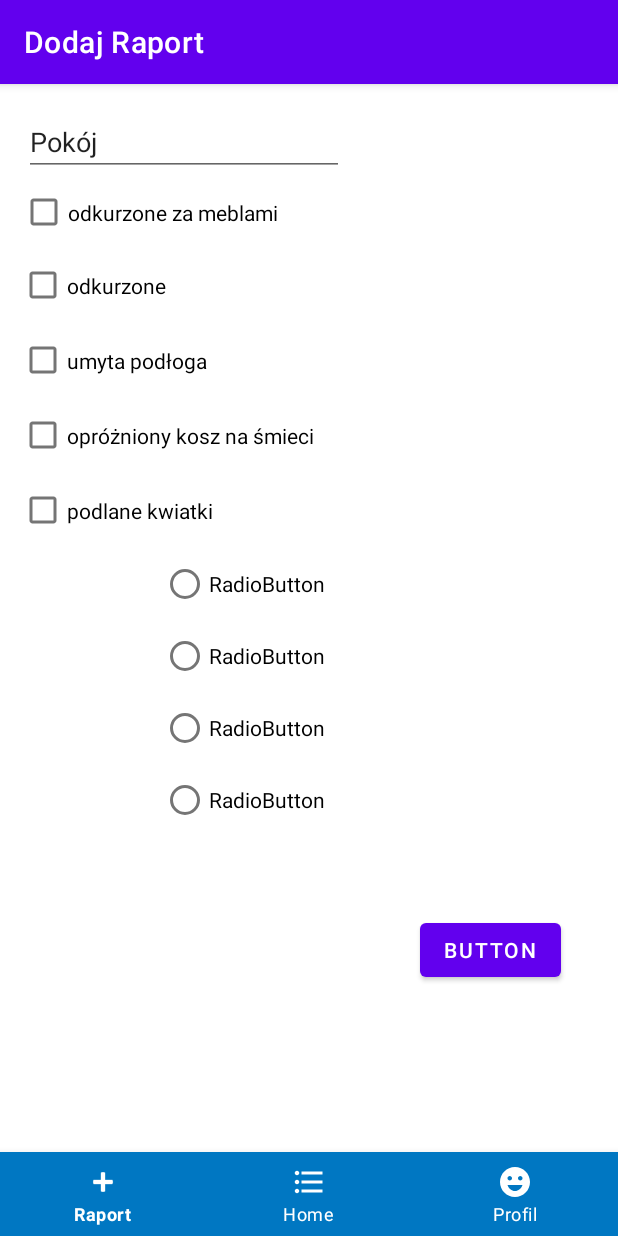
After one commit to Veniujk/RaportTI, an Android app: the RaportFragment screen opened through its navigation route, on a phone screen of 412 x 824 dp. The commit adds this screen. Run offline under Robolectric (Android 15) with nearby library versions, the phone set to English and light mode, and no system bars; our stand-ins replace Firebase (no records; nobody signed in at launch, a user with empty details on screens opened directly), navigation-ui.

Commit message:
szkic UI dla formularza, fragment_raport.xml RaportFragment.kt RaportViewModel.kt
Duży krok do wysyłania formularza następnie w home podmienic podgląd bazy z tej małej cars na raporty.

```diff
--- a/app/src/main/java/com/example/pupmaag/activites/MainActivity.kt
+++ b/app/src/main/java/com/example/pupmaag/activites/MainActivity.kt
@@ -18,7 +18,7 @@ class MainActivity : AppCompatActivity() {
 
         val navController = findNavController(R.id.mainNavHost)
         val appBarConfiguration = AppBarConfiguration(
-            setOf(R.id.homeFragment, R.id.profileFragment))
+            setOf(R.id.raportFragment, R.id.homeFragment, R.id.profileFragment))
 
         setupActionBarWithNavController(navController, appBarConfiguration)
         navView.setupWithNavController(navController)
--- /dev/null
+++ b/app/src/main/java/com/example/pupmaag/raport/RaportFragment.kt
@@ -0,0 +1,44 @@
+package com.example.pupmaag.raport
+
+import android.app.Activity.RESULT_OK
+import android.content.Intent
+import android.graphics.Bitmap
+import android.os.Bundle
+import android.provider.MediaStore
+import android.util.Log
+import android.view.LayoutInflater
+import android.view.View
+import android.view.ViewGroup
+import androidx.fragment.app.viewModels
+import androidx.recyclerview.widget.LinearLayoutManager
+import com.bumptech.glide.Glide
+import com.example.pupmaag.BaseFragment
+import com.example.pupmaag.R
+import com.example.pupmaag.data.Car
+import com.example.pupmaag.data.User
+import com.example.pupmaag.home.CarAdapter
+import com.example.pupmaag.home.OnCarItemLongClick
+import kotlinx.android.synthetic.main.fragment_profile.*
+import java.io.ByteArrayOutputStream
+import java.lang.Exception
+
+class RaportFragment : BaseFragment(){
+    private val PROFILE_DEBUG = "PROFILE_DEBUG"
+    private val REQUEST_IMAGE_CAPTURE = 1
+
+    private val profileVm by viewModels<RaportViewModel>()
+
+
+    override fun onCreateView(inflater: LayoutInflater, container: ViewGroup?,
+                              savedInstanceState: Bundle?): View? {
+        return inflater.inflate(R.layout.fragment_raport, container, false)
+    }
+  /*  override fun onViewCreated(view: View, savedInstanceState: Bundle?) {
+        super.onViewCreated(view, savedInstanceState)
+        recyclerFavCars.layoutManager = LinearLayoutManager(requireContext())
+
+    }
+*/
+
+
+}
--- /dev/null
+++ b/app/src/main/java/com/example/pupmaag/raport/RaportViewModel.kt
@@ -0,0 +1,17 @@
+package com.example.pupmaag.raport
+
+import androidx.lifecycle.ViewModel
+import androidx.lifecycle.switchMap
+import com.example.pupmaag.data.Car
+import com.example.pupmaag.repository.FirebaseRepository
+
+class RaportViewModel : ViewModel() {
+    private val repository = FirebaseRepository()
+
+    val user = repository.getUserData()
+    val favCars = user.switchMap {
+        repository.getFavCars(it.favCars)
+    }
+
+
+}
--- /dev/null
+++ b/app/src/main/res/drawable-v24/ic_room.xml
@@ -0,0 +1,10 @@
+<vector xmlns:android="http://schemas.android.com/apk/res/android"
+    android:width="24dp"
+    android:height="24dp"
+    android:viewportWidth="24"
+    android:viewportHeight="24"
+    android:tint="?attr/colorControlNormal">
+  <path
+      android:fillColor="@android:color/white"
+      android:pathData="M11.99,2C6.47,2 2,6.48 2,12c0,5.52 4.47,10 9.99,10C17.52,22 22,17.52 22,12C22,6.48 17.52,2 11.99,2zM8.5,8C9.33,8 10,8.67 10,9.5S9.33,11 8.5,11S7,10.33 7,9.5S7.67,8 8.5,8zM12,18c-2.28,0 -4.22,-1.66 -5,-4h10C16.22,16.34 14.28,18 12,18zM15.5,11c-0.83,0 -1.5,-0.67 -1.5,-1.5S14.67,8 15.5,8S17,8.67 17,9.5S16.33,11 15.5,11z"/>
+</vector>
--- a/app/src/main/res/layout/activity_cleaning_raport.xml
+++ /dev/null
@@ -1,32 +0,0 @@
-<?xml version="1.0" encoding="utf-8"?>
-<androidx.constraintlayout.widget.ConstraintLayout xmlns:android="http://schemas.android.com/apk/res/android"
-    xmlns:app="http://schemas.android.com/apk/res-auto"
-    xmlns:tools="http://schemas.android.com/tools"
-    android:layout_width="match_parent"
-    android:layout_height="match_parent">
-
-    <Button
-        android:id="@+id/button"
-        android:layout_width="wrap_content"
-        android:layout_height="wrap_content"
-        android:text="Button"
-        tools:layout_editor_absoluteX="149dp"
-        tools:layout_editor_absoluteY="667dp" />
-
-    <TextView
-        android:id="@+id/textView"
-        android:layout_width="wrap_content"
-        android:layout_height="wrap_content"
-        android:text="TextView"
-        tools:layout_editor_absoluteX="16dp"
-        tools:layout_editor_absoluteY="74dp" />
-
-    <CheckBox
-        android:id="@+id/checkBox"
-        android:layout_width="wrap_content"
-        android:layout_height="wrap_content"
-        android:text="CheckBox"
-        tools:layout_editor_absoluteX="74dp"
-        tools:layout_editor_absoluteY="60dp" />
-
-</androidx.constraintlayout.widget.ConstraintLayout>
--- /dev/null
+++ b/app/src/main/res/layout/fragment_raport.xml
@@ -0,0 +1,115 @@
+<?xml version="1.0" encoding="utf-8"?>
+<androidx.constraintlayout.widget.ConstraintLayout xmlns:android="http://schemas.android.com/apk/res/android"
+    xmlns:app="http://schemas.android.com/apk/res-auto"
+    xmlns:tools="http://schemas.android.com/tools"
+    android:layout_width="match_parent"
+    android:layout_height="match_parent">
+
+    <CheckBox
+        android:id="@+id/checkBox5"
+        android:layout_width="387dp"
+        android:layout_height="50dp"
+        android:layout_marginTop="50dp"
+        android:text="podlane kwiatki"
+        app:layout_constraintEnd_toEndOf="parent"
+        app:layout_constraintStart_toStartOf="parent"
+        app:layout_constraintTop_toTopOf="@+id/checkBox4" />
+
+    <CheckBox
+        android:id="@+id/checkBox4"
+        android:layout_width="387dp"
+        android:layout_height="50dp"
+        android:layout_marginTop="50dp"
+        android:text="opróżniony kosz na śmieci"
+        app:layout_constraintEnd_toEndOf="parent"
+        app:layout_constraintStart_toStartOf="parent"
+        app:layout_constraintTop_toTopOf="@+id/checkBox3" />
+
+    <CheckBox
+        android:id="@+id/checkBox3"
+        android:layout_width="387dp"
+        android:layout_height="50dp"
+        android:layout_marginTop="50dp"
+        android:text="umyta podłoga"
+        app:layout_constraintEnd_toEndOf="parent"
+        app:layout_constraintStart_toStartOf="parent"
+        app:layout_constraintTop_toTopOf="@+id/checkBox2" />
+
+    <EditText
+        android:id="@+id/editTextTextPersonName"
+        android:layout_width="wrap_content"
+        android:layout_height="wrap_content"
+        android:layout_marginStart="16dp"
+        android:layout_marginTop="16dp"
+        android:ems="10"
+        android:inputType="textPersonName"
+        android:text="Pokój"
+        app:layout_constraintStart_toStartOf="parent"
+        app:layout_constraintTop_toTopOf="parent" />
+
+    <CheckBox
+        android:id="@+id/checkBox"
+        android:layout_width="386dp"
+        android:layout_height="47dp"
+        android:layout_marginTop="46dp"
+        android:text="odkurzone za meblami"
+        app:layout_constraintEnd_toEndOf="parent"
+        app:layout_constraintStart_toStartOf="parent"
+        app:layout_constraintTop_toTopOf="@+id/editTextTextPersonName" />
+
+    <CheckBox
+        android:id="@+id/checkBox2"
+        android:layout_width="387dp"
+        android:layout_height="50dp"
+        android:layout_marginTop="47dp"
+        android:text="odkurzone"
+        app:layout_constraintEnd_toEndOf="parent"
+        app:layout_constraintStart_toStartOf="parent"
+        app:layout_constraintTop_toTopOf="@+id/checkBox" />
+
+    <RadioGroup
+        android:id="@+id/radioGroup"
+        android:layout_width="197dp"
+        android:layout_height="220dp"
+        android:layout_marginTop="50dp"
+        app:layout_constraintEnd_toEndOf="parent"
+        app:layout_constraintStart_toStartOf="parent"
+        app:layout_constraintTop_toTopOf="@+id/checkBox5">
+
+        <RadioButton
+            android:id="@+id/radioButton4"
+            android:layout_width="match_parent"
+            android:layout_height="wrap_content"
+            android:text="RadioButton" />
+
+        <RadioButton
+            android:id="@+id/radioButton3"
+            android:layout_width="match_parent"
+            android:layout_height="wrap_content"
+            android:text="RadioButton" />
+
+        <RadioButton
+            android:id="@+id/radioButton5"
+            android:layout_width="match_parent"
+            android:layout_height="wrap_content"
+            android:text="RadioButton" />
+
+        <RadioButton
+            android:id="@+id/radioButton7"
+            android:layout_width="match_parent"
+            android:layout_height="wrap_content"
+            android:text="RadioButton" />
+
+    </RadioGroup>
+
+    <Button
+        android:id="@+id/button2"
+        android:layout_width="wrap_content"
+        android:layout_height="wrap_content"
+        android:layout_marginStart="280dp"
+        android:layout_marginTop="24dp"
+        android:text="Button"
+        app:layout_constraintStart_toStartOf="parent"
+        app:layout_constraintTop_toBottomOf="@+id/radioGroup" />
+
+</androidx.constraintlayout.widget.ConstraintLayout>
--- a/app/src/main/res/menu/bottom_nav_menu.xml
+++ b/app/src/main/res/menu/bottom_nav_menu.xml
@@ -1,6 +1,10 @@
 <?xml version="1.0" encoding="utf-8"?>
 <menu xmlns:android="http://schemas.android.com/apk/res/android">
 
+    <item
+        android:id="@+id/raportFragment"
+        android:icon="@android:drawable/ic_input_add"
+        android:title="Raport" />
     <item
         android:id="@+id/homeFragment"
         android:title="Home"
--- a/app/src/main/res/navigation/main_nav_graph.xml
+++ b/app/src/main/res/navigation/main_nav_graph.xml
@@ -8,14 +8,25 @@
         tools:layout="@layout/fragment_home"
         android:id="@+id/homeFragment"
         android:name="com.example.pupmaag.home.HomeFragment"
-        android:label="HomeFragment" >
+        android:label="Raporty" >
         <action
             android:id="@+id/action_homeFragment_to_profileFragment"
             app:destination="@id/profileFragment" />
+        <action
+            android:id="@+id/action_homeFragment_to_raportFragment"
+            app:destination="@id/raportFragment" />
     </fragment>
+    <fragment
+        tools:layout="@layout/fragment_raport"
+        android:id="@+id/raportFragment"
+        android:name="com.example.pupmaag.raport.RaportFragment"
+        android:label="Dodaj Raport" >
+    </fragment>
+
+
     <fragment
         tools:layout="@layout/fragment_profile"
         android:id="@+id/profileFragment"
         android:name="com.example.pupmaag.profile.ProfileFragment"
-        android:label="ProfileFragment" />
+        android:label="Twój Profil" />
 </navigation>
--- a/app/src/main/res/values/strings.xml
+++ b/app/src/main/res/values/strings.xml
@@ -45,4 +45,5 @@
     <string name="row_name">Nazwa samochodu</string>
     <string name="row_year">Rocznik samochodu</string>
 
+
 </resources>
```
